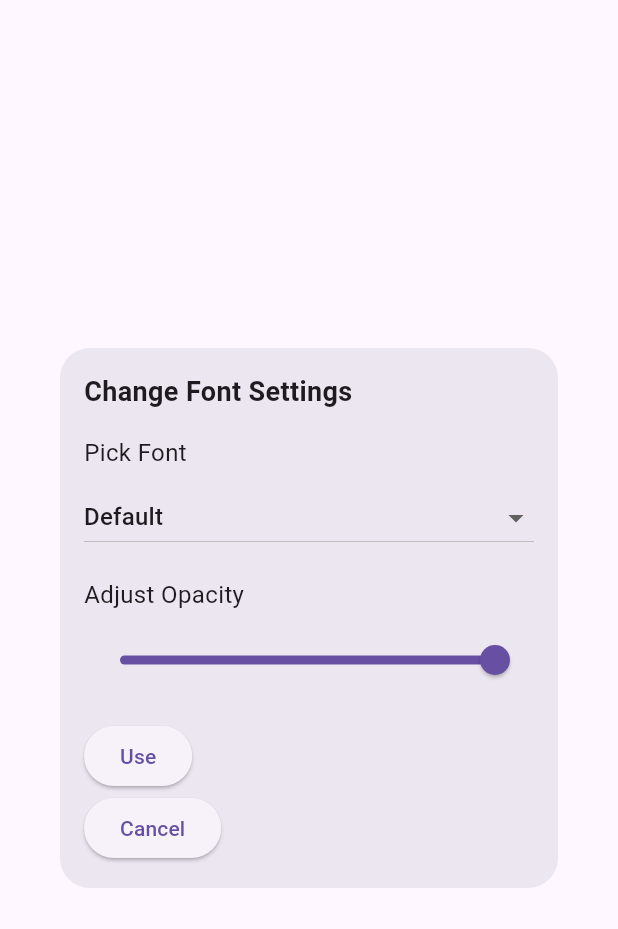
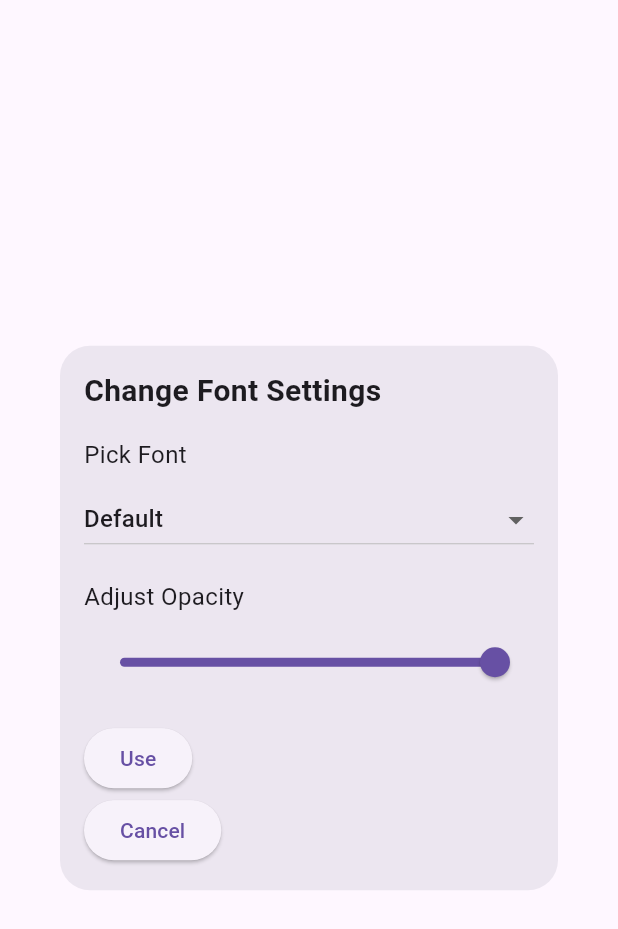
Before and after one commit to richersetal/dyslexiafont, a Flutter app: the FontSettingsDialog widget shown alone on an empty page, opened directly, on a phone screen of 412 x 824 dp. Shown: the top 929 px of the screen. Run offline on Flutter 3.47's test engine with Material 3 defaults, Android fonts, the phone set to English and light mode, and no system bars; our stand-ins replace bloc, flutter_bloc.

Commit message:
changed assets folder

```diff
--- a/lib/presentation/widgets/dialogs/font_settings_dialog.dart
+++ b/lib/presentation/widgets/dialogs/font_settings_dialog.dart
@@ -41,7 +41,7 @@ class _FontSettingsDialogState extends State<FontSettingsDialog> {
           children: [
             const Text(
               'Change Font Settings',
-              style: TextStyle(fontSize: 18.0, fontWeight: FontWeight.bold),
+              style: TextStyle(fontSize: 20.0, fontWeight: FontWeight.bold),
             ),
             const SizedBox(height: 16.0),
 
--- a/pubspec.yaml
+++ b/pubspec.yaml
@@ -78,10 +78,10 @@ flutter:
   fonts:
     - family: Lexend
       fonts:
-        - asset: fonts/lexend-VariableFont_wght.ttf
+        - asset: assets/fonts/lexend-VariableFont_wght.ttf
     - family: OpenDyslexic
       fonts:
-        - asset: fonts/OpenDyslexic-Regular.otf
+        - asset: assets/fonts/OpenDyslexic-Regular.otf
 
   #
   # For details regarding fonts from package dependencies,
```
